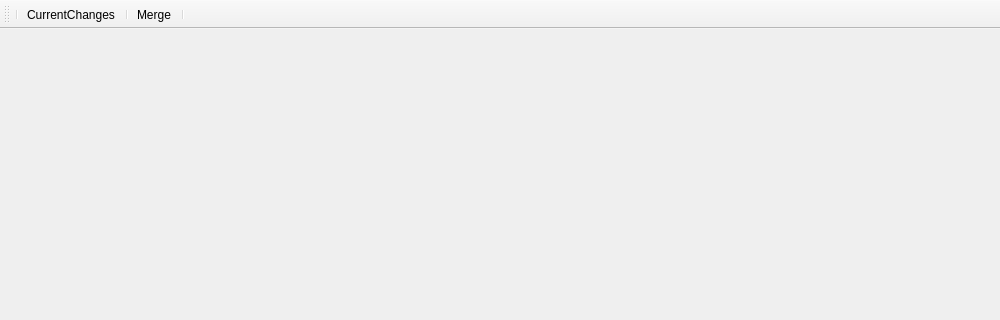
The window that src/armerge/forms/mainwindow.ui (blacklgames/armerge) describes before a commit, drawn with Qt 5; both pictures show x 0 to 1000 and y 0 to 320 of the 1000 by 630 pixel window.
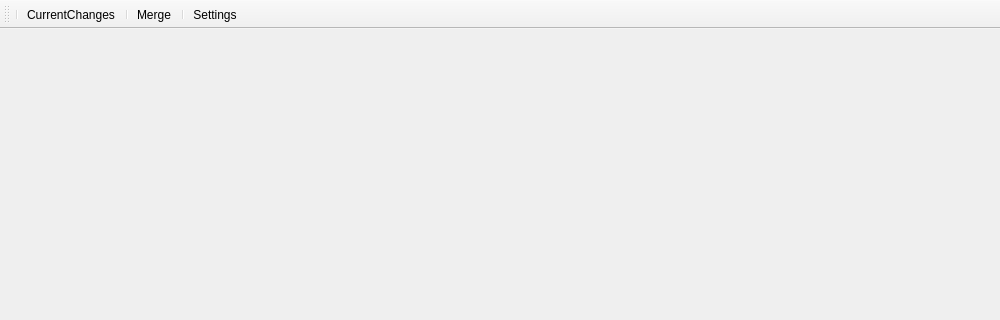
The same window after the commit.

Commit message: add setting screen

The edit to the form file:
```diff
--- a/src/armerge/forms/mainwindow.ui
+++ b/src/armerge/forms/mainwindow.ui
@@ -26,6 +26,7 @@
    <addaction name="separator"/>
    <addaction name="actionGoToMerges"/>
    <addaction name="separator"/>
+   <addaction name="actionGoToSettings"/>
   </widget>
   <widget class="QStatusBar" name="statusBar"/>
   <widget class="QMenuBar" name="menuBar">
@@ -54,6 +55,14 @@
     <string>Merge</string>
    </property>
   </action>
+  <action name="actionGoToSettings">
+   <property name="text">
+    <string>Settings</string>
+   </property>
+   <property name="toolTip">
+    <string>Settings</string>
+   </property>
+  </action>
  </widget>
  <layoutdefault spacing="6" margin="11"/>
  <resources/>
```
The commit also changes 16 other files.
